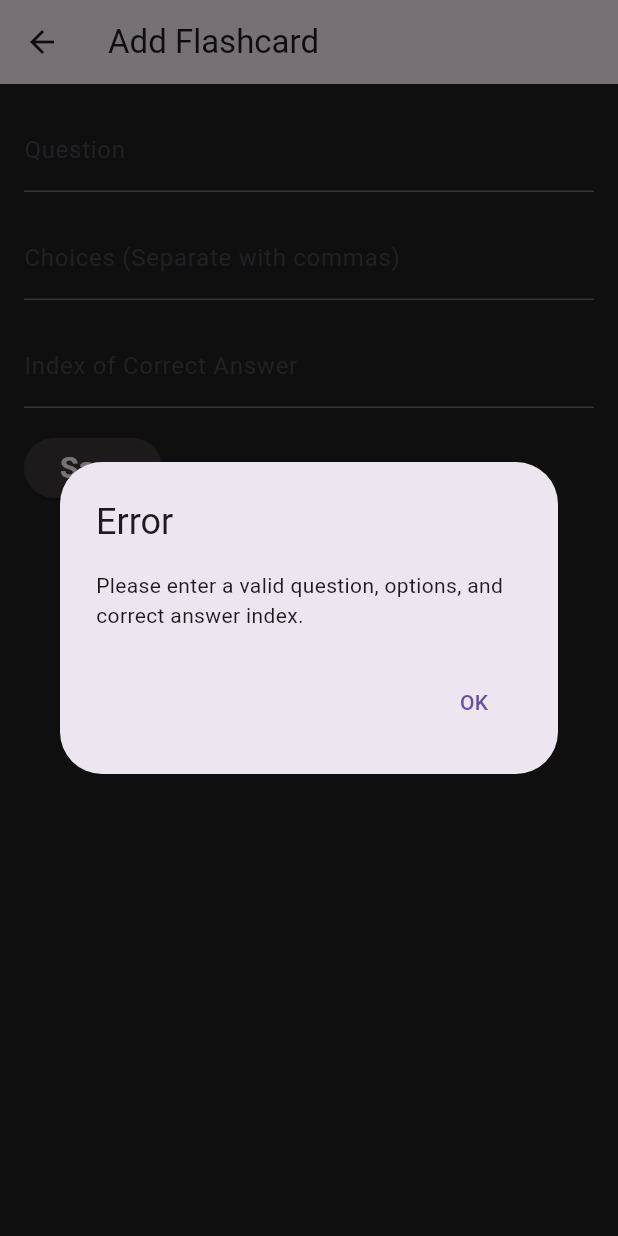
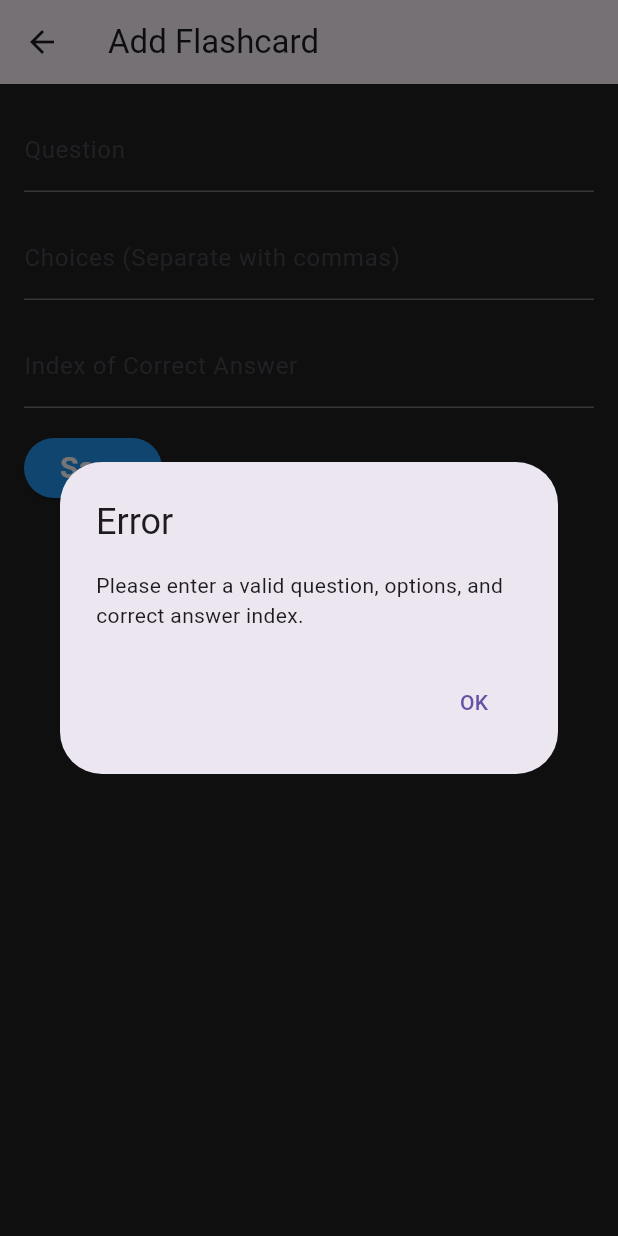
Before and after one commit to nourankhaled22/FlashcardQuizApp_codealpha, a Flutter app: the AddFlashcardScreen screen opened directly, after a tap on "Save", on a phone screen of 412 x 824 dp. Run offline on Flutter 3.47's test engine with Material 3 defaults, Android fonts, the phone set to English and light mode, and no system bars.

Commit message:
Update add-save-flashcard.dart

```diff
--- a/lib/add-save-flashcard.dart
+++ b/lib/add-save-flashcard.dart
@@ -1,4 +1,3 @@
-import 'package:flutter/cupertino.dart';
 import 'package:flutter/material.dart';
 
 import 'main.dart';
@@ -6,18 +5,17 @@ import 'main.dart';
 class AddFlashcardScreen extends StatelessWidget {
   final TextEditingController questionController = TextEditingController();
   final TextEditingController choicesController = TextEditingController();
-  final TextEditingController correctAnswerIndexController = TextEditingController();
+  final TextEditingController correctAnswerIndexController =
+  TextEditingController();
 
   @override
   Widget build(BuildContext context) {
-
     return Scaffold(
       appBar: AppBar(
         title: Text('Add Flashcard'),
       ),
       backgroundColor: Colors.grey[900],
       body: Padding(
-
         padding: const EdgeInsets.all(16.0),
         child: Column(
           crossAxisAlignment: CrossAxisAlignment.start,
@@ -44,24 +42,19 @@ class AddFlashcardScreen extends StatelessWidget {
             ),
             SizedBox(height: 16.0),
             ElevatedButton(
-              onPressed: () {
-                _saveFlashcard(context);
-              },
+              onPressed: () => _saveFlashcard(context),
               child: Text(
                 'Save',
                 style: TextStyle(
                   color: Colors.white,
                   fontWeight: FontWeight.bold,
-                    fontSize: 20),
-              ),
-              style: ButtonStyle(
-                backgroundColor:
-                MaterialStateProperty.all<Color>(Color(0x615a57)
-                    .withOpacity(0.5)),
+                  fontSize: 20,
                 ),
               ),
-
-
+              style: ElevatedButton.styleFrom(
+                backgroundColor: Colors.blue,
+              ),
+            ),
           ],
         ),
       ),
@@ -70,29 +63,41 @@ class AddFlashcardScreen extends StatelessWidget {
 
   void _saveFlashcard(BuildContext context) {
     final question = questionController.text;
-    final options = choicesController.text.split(',').map((choice) =>
-        choice.trim()).toList();
-    final correctOptionIndex = int.tryParse(
-        correctAnswerIndexController.text) ?? 0;
+    final options = choicesController.text
+        .split(',')
+        .map((choice) => choice.trim())
+        .toList();
+    final correctOptionIndex =
+        int.tryParse(correctAnswerIndexController.text) ?? 0;
 
-    if (question.isNotEmpty && options.isNotEmpty && correctOptionIndex >= 0 &&
+    if (question.isNotEmpty &&
+        options.isNotEmpty &&
+        correctOptionIndex >= 0 &&
         correctOptionIndex < options.length) {
-      Navigator.pop(context, Flashcard(question: question,
+      Navigator.pop(
+        context,
+        Flashcard(
+          question: question,
           options: options,
-          correctOptionIndex: correctOptionIndex));
+          correctOptionIndex: correctOptionIndex,
+        ),
+      );
     } else {
+      _showErrorDialog(context);
+    }
+  }
+
+  void _showErrorDialog(BuildContext context) {
     showDialog(
       context: context,
-        builder: (context) =>
-            AlertDialog(
+      builder: (context) => AlertDialog(
         title: Text('Error'),
         content: Text(
-                  'Please enter a valid question, options, and correct answer index.'),
+          'Please enter a valid question, options, and correct answer index.',
+        ),
         actions: [
           TextButton(
-                  onPressed: () {
-                    Navigator.pop(context);
-                  },
+            onPressed: () => Navigator.pop(context),
             child: Text('OK'),
           ),
         ],
@@ -100,4 +105,3 @@ class AddFlashcardScreen extends StatelessWidget {
     );
   }
 }
-}
```
Lines whose indentation alone changed are shown as unchanged.
